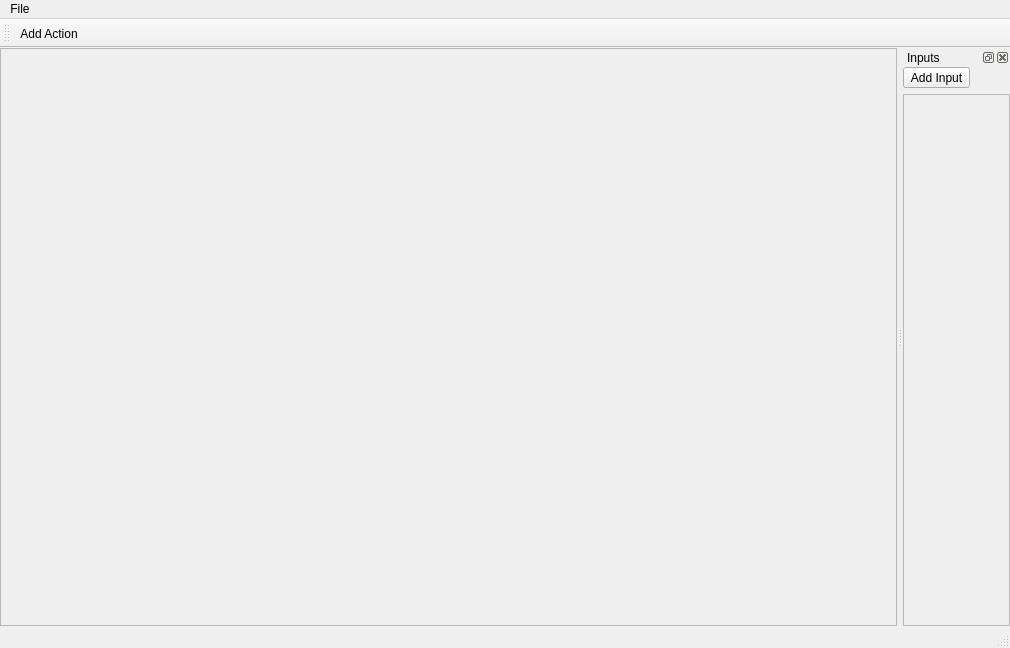
The window that modules/Rescue/Rescue.ui (ltjax/Rescue) describes before a commit, drawn with Qt 5.
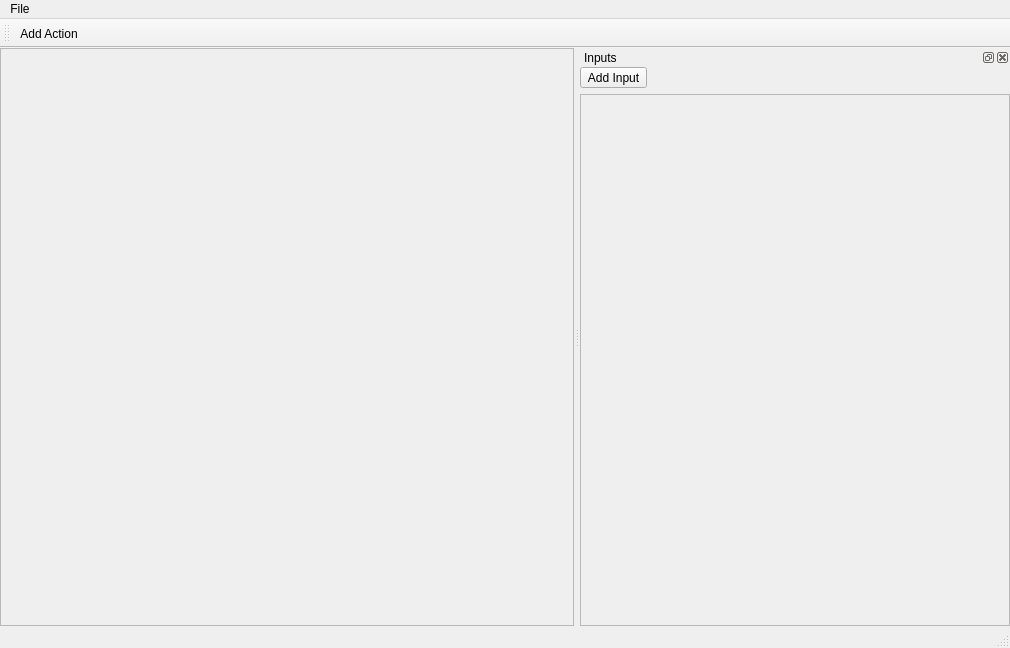
The same window after the commit. Icons and pictures are not drawn.

Patch:
```diff
--- a/modules/Rescue/Rescue.ui
+++ b/modules/Rescue/Rescue.ui
@@ -46,7 +46,7 @@
         <rect>
          <x>0</x>
          <y>0</y>
-         <width>735</width>
+         <width>572</width>
          <height>563</height>
         </rect>
        </property>
@@ -89,6 +89,12 @@
    <addaction name="actionAdd_Action"/>
   </widget>
   <widget class="QDockWidget" name="dockWidget">
+   <property name="minimumSize">
+    <size>
+     <width>430</width>
+     <height>123</height>
+    </size>
+   </property>
    <property name="windowTitle">
     <string>Inputs</string>
    </property>
@@ -152,7 +158,7 @@
            <rect>
             <x>0</x>
             <y>0</y>
-            <width>263</width>
+            <width>426</width>
             <height>510</height>
            </rect>
           </property>
```
Left out of the diff: 28 changed lines with no effect on the pictures.
